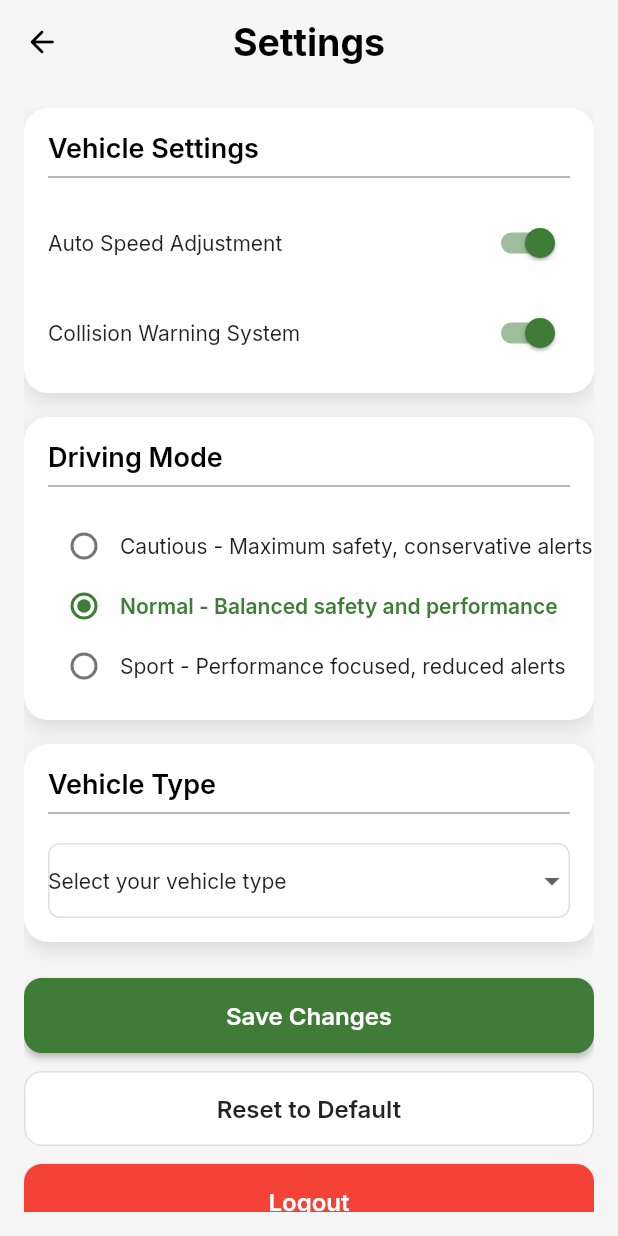
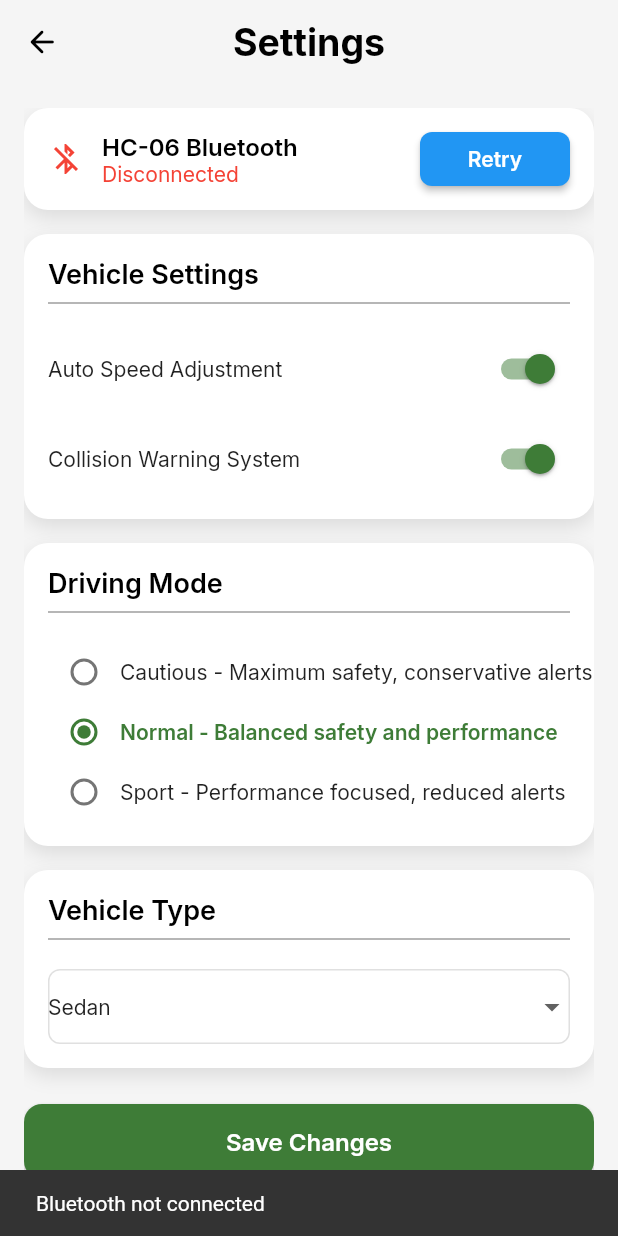
Before and after one commit to Jo0o0ohn/TARI2I, a Flutter app: the SettingsPageWidget screen opened by its route, on a phone screen of 412 x 824 dp. Run offline on Flutter 3.47's test engine with Material 3 defaults, Android fonts, the light colour scheme and no system bars; drawn by our look-alikes of auto_size_text, dropdown_button2; our stand-ins replace cloud_firestore, connectivity_plus, equatable, firebase_auth, firebase_core, firebase_database and 12 more; missing offline and left inert: flutter_google_places_hoc081098, json_path, mime_type; accounts and stored records are empty.

Commit message:
Settings

```diff
--- a/lib/pages/settings_page/settings_page_widget.dart
+++ b/lib/pages/settings_page/settings_page_widget.dart
@@ -3,6 +3,7 @@ import 'package:flutter/material.dart';
 import 'package:go_router/go_router.dart';
 import 'package:google_fonts/google_fonts.dart';
 import 'package:shared_preferences/shared_preferences.dart';
+import 'package:flutter_bluetooth_serial/flutter_bluetooth_serial.dart';
 import '../sign_i_n_page/sign_i_n_page_widget.dart';
 import '/flutter_flow/flutter_flow_drop_down.dart';
 import '/flutter_flow/flutter_flow_icon_button.dart';
@@ -11,6 +12,7 @@ import '/flutter_flow/flutter_flow_theme.dart';
 import '/flutter_flow/flutter_flow_widgets.dart';
 import 'package:firebase_auth/firebase_auth.dart';
 import '/flutter_flow/form_field_controller.dart';
+import 'dart:typed_data';
 
 class SettingsPageWidget extends StatefulWidget {
   const SettingsPageWidget({super.key});
@@ -25,6 +27,8 @@ class SettingsPageWidget extends StatefulWidget {
 class _SettingsPageWidgetState extends State<SettingsPageWidget> {
   final scaffoldKey = GlobalKey<ScaffoldState>();
   bool _isLoading = true;
+  bool _isConnecting = false;
+  bool _isConnected = false;
 
   // Settings values
   bool _autoSpeedAdjustment = true;
@@ -39,8 +43,12 @@ class _SettingsPageWidgetState extends State<SettingsPageWidget> {
   // Validation
   String? _vehicleTypeError;
 
-  static const String _defaultDrivingMode =
-      'Normal - Balanced safety and performance';
+  // Bluetooth
+  BluetoothConnection? _bluetoothConnection;
+  String _hc06Address = '00:22:06:01:CE:5A';
+
+  static const String _defaultDrivingMode = 'Normal - Balanced safety and performance';
+  static const String _defaultVehicleType = 'Sedan';
 
   @override
   void initState() {
@@ -48,6 +56,116 @@ class _SettingsPageWidgetState extends State<SettingsPageWidget> {
     _drivingModeController = FormFieldController<String>(_drivingMode);
     _vehicleTypeController = FormFieldController<String>(_vehicleType);
     _loadSettings();
+    _initBluetoothConnection();
+  }
+
+  Future<void> _initBluetoothConnection() async {
+    try {
+      // Check if Bluetooth is enabled
+      bool? isEnabled = await FlutterBluetoothSerial.instance.isEnabled;
+      if (!isEnabled!) {
+        await FlutterBluetoothSerial.instance.requestEnable();
+      }
+
+      // Connect to HC-06
+      await _connectToHC06();
+    } catch (e) {
+      if (mounted) {
+        ScaffoldMessenger.of(context).showSnackBar(
+          SnackBar(content: Text('Bluetooth error: $e')),
+        );
+      }
+    }
+  }
+
+  Future<void> _connectToHC06() async {
+    if (!mounted) return;
+
+    setState(() {
+      _isConnecting = true;
+      _isConnected = false;
+    });
+
+    try {
+      BluetoothConnection connection = await BluetoothConnection.toAddress(_hc06Address);
+      setState(() {
+        _bluetoothConnection = connection;
+        _isConnected = true;
+        _isConnecting = false;
+      });
+
+      if (mounted) {
+        ScaffoldMessenger.of(context).showSnackBar(
+          const SnackBar(content: Text('Connected to HC-06')),
+        );
+      }
+
+      // Listen for disconnection
+      _bluetoothConnection!.input!.listen(null).onDone(() {
+        if (mounted) {
+          setState(() {
+            _isConnected = false;
+          });
+          ScaffoldMessenger.of(context).showSnackBar(
+            const SnackBar(content: Text('Disconnected from HC-06')),
+          );
+        }
+      });
+    } catch (e) {
+      if (mounted) {
+        setState(() {
+          _isConnecting = false;
+          _isConnected = false;
+        });
+        ScaffoldMessenger.of(context).showSnackBar(
+          SnackBar(content: Text('Failed to connect to HC-06: $e')),
+        );
+      }
+    }
+  }
+
+  Future<void> _retryConnection() async {
+    if (_bluetoothConnection != null) {
+      _bluetoothConnection!.dispose(); // No await needed
+    }
+    await _connectToHC06();
+  }
+
+  Future<void> _sendDrivingMode(String? mode) async {
+    if (_bluetoothConnection == null || !_bluetoothConnection!.isConnected) {
+      if (mounted) {
+        ScaffoldMessenger.of(context).showSnackBar(
+          const SnackBar(content: Text('Bluetooth not connected')),
+        );
+      }
+      return;
+    }
+
+    String modeChar;
+    switch (mode) {
+      case 'Cautious - Maximum safety, conservative alerts':
+        modeChar = 'C';
+        break;
+      case 'Normal - Balanced safety and performance':
+        modeChar = 'N';
+        break;
+      case 'Sport - Performance focused, reduced alerts':
+        modeChar = 'S';
+        break;
+      default:
+        modeChar = 'N'; // Fallback to Normal
+    }
+
+    try {
+      _bluetoothConnection!.output.add(Uint8List.fromList('$modeChar\n'.codeUnits));
+      await _bluetoothConnection!.output.allSent;
+    } catch (e) {
+      if (mounted) {
+        ScaffoldMessenger.of(context).showSnackBar(
+          SnackBar(content: Text('Failed to send mode: $e')),
+        );
+      }
+    }
   }
 
   Future<void> _loadSettings() async {
@@ -56,17 +174,19 @@ class _SettingsPageWidgetState extends State<SettingsPageWidget> {
       _autoSpeedAdjustment = prefs.getBool('autoSpeedAdjustment') ?? true;
       _collisionWarning = prefs.getBool('collisionWarning') ?? true;
       _drivingMode = prefs.getString('drivingMode') ?? _defaultDrivingMode;
-      _vehicleType = prefs.getString('vehicleType');
+      _vehicleType = prefs.getString('vehicleType') ?? _defaultVehicleType;
 
       _drivingModeController = FormFieldController<String>(_drivingMode);
       _vehicleTypeController = FormFieldController<String>(_vehicleType);
 
       _isLoading = false;
     });
+
+    // Send initial driving mode to HC-06
+    _sendDrivingMode(_drivingMode);
   }
 
   Future<void> _saveSettings() async {
-    // Validation: require vehicle type
     if (_vehicleType == null || _vehicleType!.isEmpty) {
       setState(() {
         _vehicleTypeError = 'Please select your vehicle type.';
@@ -83,14 +203,11 @@ class _SettingsPageWidgetState extends State<SettingsPageWidget> {
 
     await prefs.setBool('autoSpeedAdjustment', _autoSpeedAdjustment);
     await prefs.setBool('collisionWarning', _collisionWarning);
-    if (_drivingMode != null) {
-      await prefs.setString('drivingMode', _drivingMode!);
-    } else {
-      await prefs.setString('drivingMode', _defaultDrivingMode);
-    }
-    if (_vehicleType != null) {
-      await prefs.setString('vehicleType', _vehicleType!);
-    }
+    await prefs.setString('drivingMode', _drivingMode ?? _defaultDrivingMode);
+    await prefs.setString('vehicleType', _vehicleType ?? _defaultVehicleType);
+
+    // Send updated driving mode to HC-06
+    await _sendDrivingMode(_drivingMode);
 
     setState(() => _isLoading = false);
 
@@ -98,9 +215,7 @@ class _SettingsPageWidgetState extends State<SettingsPageWidget> {
     ScaffoldMessenger.of(context).showSnackBar(
       SnackBar(
         content: const Text('Settings saved successfully!'),
-        backgroundColor: FlutterFlowTheme
-            .of(context)
-            .primary,
+        backgroundColor: FlutterFlowTheme.of(context).primary,
       ),
     );
   }
@@ -112,27 +227,17 @@ class _SettingsPageWidgetState extends State<SettingsPageWidget> {
         return AlertDialog(
           title: Text(
             'Confirm Logout',
-            style: FlutterFlowTheme
-                .of(context)
-                .headlineSmall
-                .override(
+            style: FlutterFlowTheme.of(context).headlineSmall.override(
               fontFamily: 'Inter Tight',
               fontWeight: FontWeight.bold,
-              color: FlutterFlowTheme
-                  .of(context)
-                  .primaryText,
+              color: FlutterFlowTheme.of(context).primaryText,
             ),
           ),
           content: Text(
             'Are you sure you want to log out?',
-            style: FlutterFlowTheme
-                .of(context)
-                .bodyMedium
-                .override(
+            style: FlutterFlowTheme.of(context).bodyMedium.override(
               fontFamily: 'Inter',
-              color: FlutterFlowTheme
-                  .of(context)
-                  .secondaryText,
+              color: FlutterFlowTheme.of(context).secondaryText,
             ),
           ),
           actions: [
@@ -140,15 +245,10 @@ class _SettingsPageWidgetState extends State<SettingsPageWidget> {
               onPressed: () => Navigator.pop(alertDialogContext, false),
               child: Text(
                 'Cancel',
-                style: FlutterFlowTheme
-                    .of(context)
-                    .bodyMedium
-                    .override(
+                style: FlutterFlowTheme.of(context).bodyMedium.override(
                   fontFamily: 'Inter',
                   fontWeight: FontWeight.bold,
-                  color: FlutterFlowTheme
-                      .of(context)
-                      .secondaryText,
+                  color: FlutterFlowTheme.of(context).secondaryText,
                 ),
               ),
             ),
@@ -156,15 +256,10 @@ class _SettingsPageWidgetState extends State<SettingsPageWidget> {
               onPressed: () => Navigator.pop(alertDialogContext, true),
               child: Text(
                 'Log Out',
-                style: FlutterFlowTheme
-                    .of(context)
-                    .bodyMedium
-                    .override(
+                style: FlutterFlowTheme.of(context).bodyMedium.override(
                   fontFamily: 'Inter',
                   fontWeight: FontWeight.bold,
-                  color: FlutterFlowTheme
-                      .of(context)
-                      .primary,
+                  color: FlutterFlowTheme.of(context).primary,
                 ),
               ),
             ),
@@ -175,6 +270,9 @@ class _SettingsPageWidgetState extends State<SettingsPageWidget> {
 
     if (confirmed == true) {
       await FirebaseAuth.instance.signOut();
+      if (_bluetoothConnection != null) {
+        _bluetoothConnection!.dispose();
+      }
       if (!mounted) return;
       context.pushNamed(SignINPageWidget.routeName);
     }
@@ -190,22 +288,27 @@ class _SettingsPageWidgetState extends State<SettingsPageWidget> {
       _autoSpeedAdjustment = true;
       _collisionWarning = true;
       _drivingMode = _defaultDrivingMode;
-      _vehicleType = null;
+      _vehicleType = _defaultVehicleType;
       _vehicleTypeError = null;
       _drivingModeController = FormFieldController<String>(_drivingMode);
-      _vehicleTypeController = FormFieldController<String>(null);
+      _vehicleTypeController = FormFieldController<String>(_vehicleType);
     });
     await _loadSettings();
+    await _sendDrivingMode(_drivingMode);
   }
 
   @override
-  Widget
+  void dispose() {
+    _bluetoothConnection?.dispose(); // No await needed
+    super.dispose();
+  }
 
-  build(BuildContext context) {
+  @override
+  Widget build(BuildContext context) {
     if (_isLoading) {
       return Scaffold(
-        backgroundColor: Color(0xFFF5F5F5),
-        body: Center(child: CircularProgressIndicator()),
+        backgroundColor: const Color(0xFFF5F5F5),
+        body: const Center(child: CircularProgressIndicator()),
       );
     }
 
@@ -213,14 +316,14 @@ class _SettingsPageWidgetState extends State<SettingsPageWidget> {
       onTap: () => FocusScope.of(context).unfocus(),
       child: Scaffold(
         key: scaffoldKey,
-        backgroundColor: Color(0xFFF5F5F5),
+        backgroundColor: const Color(0xFFF5F5F5),
         appBar: AppBar(
           backgroundColor: Colors.transparent,
           elevation: 0,
           leading: FlutterFlowIconButton(
             borderRadius: 20,
             buttonSize: 40,
-            icon: Icon(
+            icon: const Icon(
               Icons.arrow_back_rounded,
               color: Colors.black,
               size: 24,
@@ -244,6 +347,10 @@ class _SettingsPageWidgetState extends State<SettingsPageWidget> {
             child: SingleChildScrollView(
               child: Column(
                 children: [
+                  // Bluetooth Connection Status
+                  _buildConnectionStatusCard(),
+                  const SizedBox(height: 16),
+
                   // Vehicle Settings Section
                   _buildSettingsCard(
                     title: 'Vehicle Settings',
@@ -251,20 +358,15 @@ class _SettingsPageWidgetState extends State<SettingsPageWidget> {
                       _buildSwitchTile(
                         'Auto Speed Adjustment',
                         _autoSpeedAdjustment,
-                            (value) =>
-                            setState(() =>
-                            _autoSpeedAdjustment = value),
+                            (value) => setState(() => _autoSpeedAdjustment = value),
                       ),
                       _buildSwitchTile(
                         'Collision Warning System',
                         _collisionWarning,
-                            (value) =>
-                            setState(() =>
-                            _collisionWarning = value),
+                            (value) => setState(() => _collisionWarning = value),
                       ),
                     ],
                   ),
-
                   const SizedBox(height: 16),
 
                   // Driving Mode Section
@@ -282,6 +384,7 @@ class _SettingsPageWidgetState extends State<SettingsPageWidget> {
                             _drivingMode = value;
                             _drivingModeController.value = value;
                           });
+                          _sendDrivingMode(value); // Send mode to HC-06
                         },
                         controller: _drivingModeController,
                         optionHeight: 40,
@@ -292,19 +395,14 @@ class _SettingsPageWidgetState extends State<SettingsPageWidget> {
                         selectedTextStyle: GoogleFonts.inter(
                           fontSize: 14,
                           fontWeight: FontWeight.w600,
-                          color: FlutterFlowTheme
-                              .of(context)
-                              .primary,
+                          color: FlutterFlowTheme.of(context).primary,
                         ),
                         buttonPosition: RadioButtonPosition.left,
                         direction: Axis.vertical,
-                        radioButtonColor: FlutterFlowTheme
-                            .of(context)
-                            .primary,
+                        radioButtonColor: FlutterFlowTheme.of(context).primary,
                       ),
                     ],
                   ),
-
                   const SizedBox(height: 16),
 
                   // Vehicle Type Section
@@ -339,8 +437,7 @@ class _SettingsPageWidgetState extends State<SettingsPageWidget> {
                         borderWidth: 1,
                         borderRadius: 8,
                         borderColor: Colors.grey.shade300,
-                        margin: const EdgeInsets.symmetric(
-                            horizontal: 0, vertical: 4),
+                        margin: const EdgeInsets.symmetric(horizontal: 0, vertical: 4),
                         isOverButton: false,
                         isSearchable: false,
                         isMultiSelect: false,
@@ -354,15 +451,14 @@ class _SettingsPageWidgetState extends State<SettingsPageWidget> {
                             child: Text(
                               _vehicleTypeError!,
                               style: GoogleFonts.inter(
-                                  color: Colors.red,
-                                  fontSize: 12
+                                color: Colors.red,
+                                fontSize: 12,
                               ),
                             ),
                           ),
                         ),
                     ],
                   ),
-
                   const SizedBox(height: 24),
 
                   // Save Button
@@ -373,9 +469,7 @@ class _SettingsPageWidgetState extends State<SettingsPageWidget> {
                       width: double.infinity,
                       height: 50,
                       padding: const EdgeInsets.all(0),
-                      color: FlutterFlowTheme
-                          .of(context)
-                          .primary,
+                      color: FlutterFlowTheme.of(context).primary,
                       textStyle: GoogleFonts.inter(
                         fontSize: 16,
                         color: Colors.white,
@@ -386,7 +480,6 @@ class _SettingsPageWidgetState extends State<SettingsPageWidget> {
                       borderRadius: BorderRadius.circular(12),
                     ),
                   ),
-
                   const SizedBox(height: 12),
 
                   // Reset Button
@@ -411,7 +504,6 @@ class _SettingsPageWidgetState extends State<SettingsPageWidget> {
                       borderRadius: BorderRadius.circular(12),
                     ),
                   ),
-
                   const SizedBox(height: 12),
 
                   // Logout Button
@@ -437,6 +529,87 @@ class _SettingsPageWidgetState extends State<SettingsPageWidget> {
               ),
             ),
           ),
+        ),
+      ),
+    );
+  }
+
+  Widget _buildConnectionStatusCard() {
+    return Container(
+      width: double.infinity,
+      decoration: BoxDecoration(
+        color: Colors.white,
+        borderRadius: BorderRadius.circular(16),
+        boxShadow: [
+          BoxShadow(
+            color: Colors.black.withOpacity(0.1),
+            blurRadius: 10,
+            offset: const Offset(0, 5),
+          ),
+        ],
+      ),
+      child: Padding(
+        padding: const EdgeInsets.all(16),
+        child: Row(
+          mainAxisAlignment: MainAxisAlignment.spaceBetween,
+          children: [
+            Row(
+              children: [
+                Icon(
+                  _isConnected ? Icons.bluetooth_connected : Icons.bluetooth_disabled,
+                  color: _isConnected ? Colors.green : Colors.red,
+                  size: 24,
+                ),
+                const SizedBox(width: 12),
+                Column(
+                  crossAxisAlignment: CrossAxisAlignment.start,
+                  children: [
+                    Text(
+                      'HC-06 Bluetooth',
+                      style: GoogleFonts.inter(
+                        fontSize: 16,
+                        fontWeight: FontWeight.w600,
+                        color: Colors.black,
+                      ),
+                    ),
+                    Text(
+                      _isConnecting
+                          ? 'Connecting...'
+                          : _isConnected
+                          ? 'Connected'
+                          : 'Disconnected',
+                      style: GoogleFonts.inter(
+                        fontSize: 14,
+                        color: _isConnecting
+                            ? Colors.orange
+                            : _isConnected
+                            ? Colors.green
+                            : Colors.red,
+                      ),
+                    ),
+                  ],
+                ),
+              ],
+            ),
+            FFButtonWidget(
+              onPressed: _isConnecting ? null : _retryConnection,
+              text: 'Retry',
+              options: FFButtonOptions(
+                width: 100,
+                height: 36,
+                padding: const EdgeInsets.all(0),
+                color: _isConnected ? Colors.green : Colors.blue,
+                textStyle: GoogleFonts.inter(
+                  fontSize: 14,
+                  color: Colors.white,
+                  fontWeight: FontWeight.w600,
+                ),
+                elevation: 2,
+                borderSide: const BorderSide(color: Colors.transparent),
+                borderRadius: BorderRadius.circular(8),
+              ),
+            ),
+          ],
         ),
       ),
     );
@@ -473,11 +646,10 @@ class _SettingsPageWidgetState extends State<SettingsPageWidget> {
               ),
             ),
             const Divider(height: 16, thickness: 1, color: Colors.grey),
-            ...children.map((child) =>
-                Padding(
-                  padding: const EdgeInsets.only(top: 12),
-                  child: child,
-                )),
+            ...children.map((child) => Padding(
+              padding: const EdgeInsets.only(top: 12),
+              child: child,
+            )),
           ],
         ),
       ),
@@ -498,9 +670,7 @@ class _SettingsPageWidgetState extends State<SettingsPageWidget> {
         Switch(
           value: value,
           onChanged: onChanged,
-          activeColor: FlutterFlowTheme
-              .of(context)
-              .primary,
+          activeColor: FlutterFlowTheme.of(context).primary,
         ),
       ],
     );
--- a/pubspec.yaml
+++ b/pubspec.yaml
@@ -45,7 +45,7 @@ dependencies:
   go_router: 12.1.3
   google_fonts: 6.1.0
   http: 1.2.2
-  intl: 0.20.2
+  intl: 0.19.0
   json_path: 0.7.2
   mime_type: 1.0.0
   page_transition: 2.1.0
@@ -77,6 +77,7 @@ dependencies:
   url_launcher_web: 2.3.3
   url_launcher_windows: 3.1.2
   flutter_bluetooth_serial: ^0.4.0
+  flutter_blue_plus: ^1.10.0
   connectivity_plus: ^5.0.2  # Or the latest version
   # The following adds the Cupertino Icons font to your application.
   # Use with the CupertinoIcons class for iOS style icons.
```
Also changed, not shown: pubspec.lock, 6 other files.
